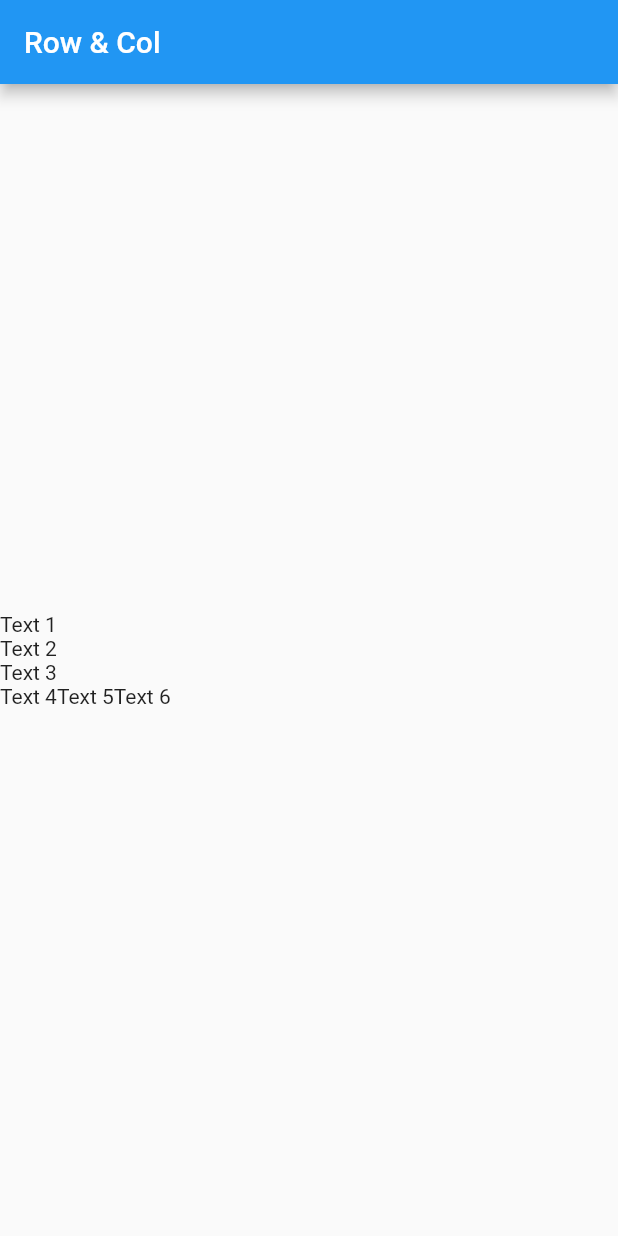
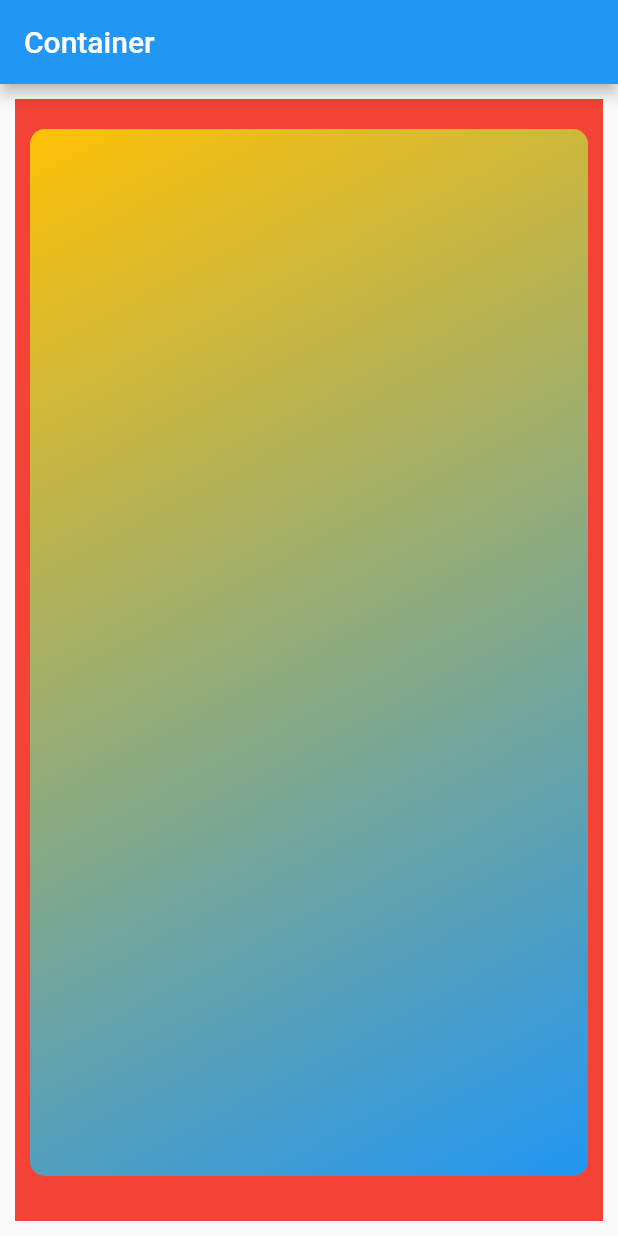
Before and after one commit to idamachmadfaizin/Learn-Flutter, a Flutter app: the screen it shows after launch, on a phone screen of 412 x 824 dp. Run offline on Flutter 3.47's test engine with Material 2 defaults, Android fonts, the phone set to English and light mode, and no system bars.

Commit message:
Container, decoration, gradient

```diff
--- a/lib/main.dart
+++ b/lib/main.dart
@@ -7,24 +7,25 @@ class MyApp extends StatelessWidget {
   Widget build(BuildContext context) {
     return MaterialApp(
       home: Scaffold(
-        appBar: AppBar(title: Text('Row & Col')),
-        body: Column(
-          mainAxisAlignment: MainAxisAlignment.center,
-          crossAxisAlignment: CrossAxisAlignment.start,
-          children: <Widget>[
-            Text('Text 1'),
-            Text('Text 2'),
-            Text('Text 3'),
-            Row(
-              children: <Widget>[
-                Text('Text 4'),
-                Text('Text 5'),
-                Text('Text 6'),
-              ],
-            )
-          ],
-        ),
-      ),
+          appBar: AppBar(title: Text('Container')),
+          body: Container(
+            color: Colors.red,
+            margin: EdgeInsets.all(10),
+            padding: EdgeInsets.only(bottom: 20, top: 10),
+            child: Container(
+							margin: EdgeInsets.all(10),
+              decoration: BoxDecoration(
+                  borderRadius: BorderRadius.circular(10),
+                  gradient: LinearGradient(
+                      begin: Alignment.topLeft,
+                      end: Alignment.bottomRight,
+                      colors: <Color>[
+                        Colors.amber,
+                        Colors.blue,
+                      ]),
+                  color: Colors.blue),
+            ),
+          )),
     );
   }
 }
```
